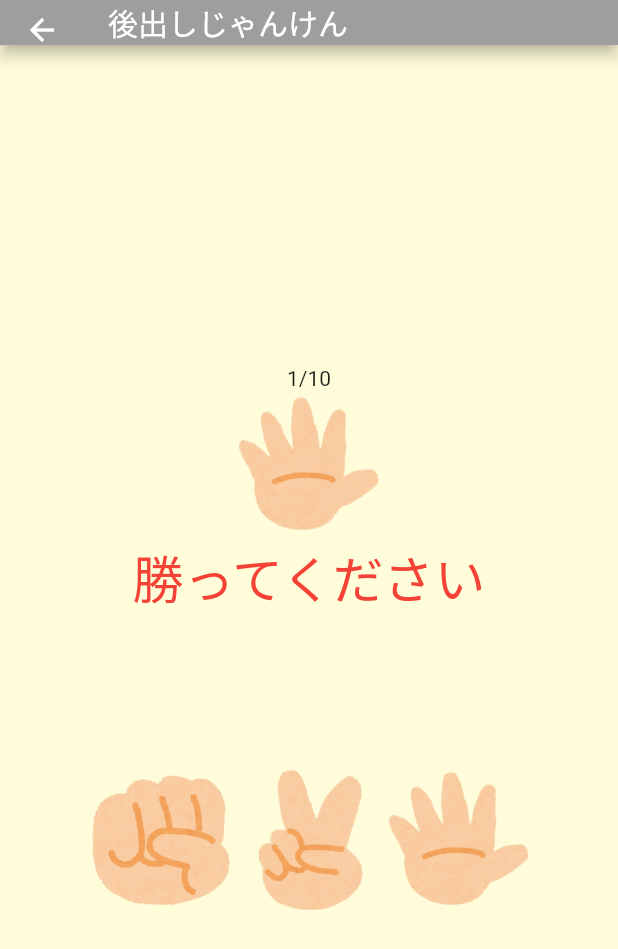
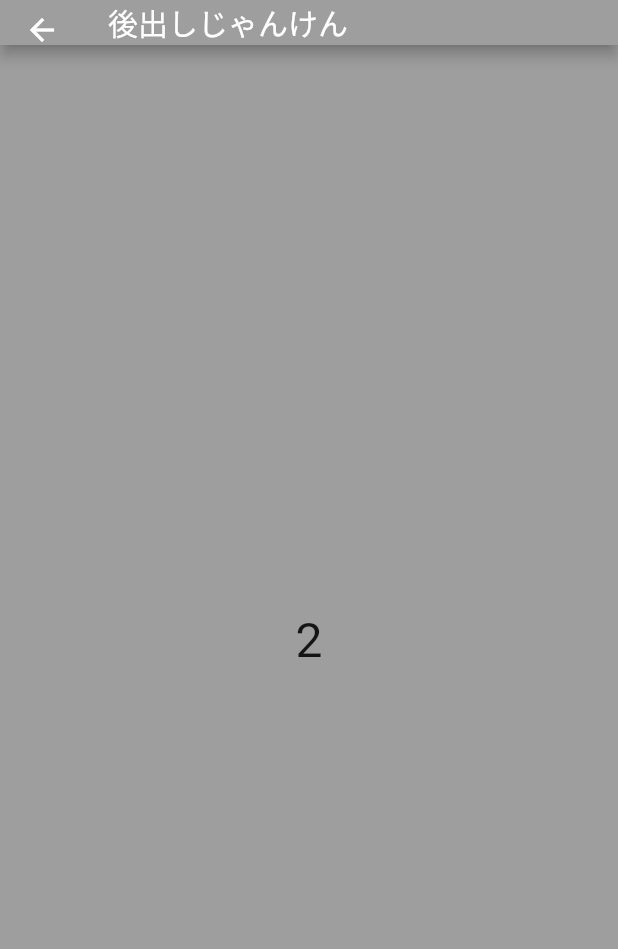
Before and after one commit to testaro2022/-, a Flutter app: the GamePage screen opened by its route, on a phone screen of 412 x 824 dp. Shown: the top 949 px of the screen. Run offline on Flutter 3.47's test engine with Material 2 defaults, Android fonts, the phone set to English and light mode, and no system bars; our stand-ins replace material_design_icons_flutter, share_plus, shared_preferences; accounts and stored records are empty.

Commit message:
Add Countdown

```diff
--- a/lib/ges.dart
+++ b/lib/ges.dart
@@ -1,5 +1,3 @@
-import 'dart:developer';
-import 'package:intl/intl.dart';
 import 'package:flutter/material.dart';
 import 'dart:math';
 import 'dart:async';
@@ -14,8 +12,8 @@ String chokipath = 'images/janken_choki.png';
 String papath = 'images/janken_pa.png';
 List<String> recordlist = [];
 
-// TODO リトライで自分に遷移 (リトライ後戻るが消えるのが不満だが直せない5/16)
-// TODO UI改善　ボタン位置サイズ　appbar 文字色　背景 scoretable twitterbutton
+// TODO リトライで自分に遷移 (リトライ後homeに戻るが消えるのが不満だが直せない5/16)
+// TODO UI改善　ボタン位置サイズ　appbar 文字色　背景 scoretable twitterbutton gamepage遷移時にoverlayで321カウントダウン
 
 class GamePage extends StatefulWidget {
   const GamePage({Key? key, required this.title}) : super(key: key);
@@ -26,7 +24,8 @@ class GamePage extends StatefulWidget {
   State<GamePage> createState() => _GamePageState();
 }
 
-class _GamePageState extends State<GamePage> {
+class _GamePageState extends State<GamePage>
+    with SingleTickerProviderStateMixin {
   int counter = 1;
   int orderseed = Random().nextInt(100);
   int gesseed = Random().nextInt(100);
@@ -41,6 +40,7 @@ class _GamePageState extends State<GamePage> {
   bool startflag = false;
   String? scoretime;
   Stopwatch stopwatch = Stopwatch();
+  int _timecounter = 0;
 
   void _getStringList() async {
     SharedPreferences prefs = await SharedPreferences.getInstance();
@@ -94,7 +94,6 @@ class _GamePageState extends State<GamePage> {
     if (stopwatch.isRunning == true && finishflag == true) {
       setState(() {
         stopwatch.stop();
-        //  TODO 記録を残す
         scoretime = "${stopwatch.elapsed}".substring(3);
         recordlist.add("$scoretime");
         stopwatch.reset();
@@ -104,8 +103,6 @@ class _GamePageState extends State<GamePage> {
   }
 
   void nextq(String ges) {
-    // handlestopwatch(startflag, counter == 10);
-
     if (judge(ges)) counter++;
     if (counter != 10) {
       if (judge(ges)) {
@@ -156,10 +153,25 @@ class _GamePageState extends State<GamePage> {
     }
   }
 
+  // AnimationController? controller;
+  // Animation<double>? opacityAnimation;
+  // Animation<double>? scaleAnimation;
+
   @override
   void initState() {
     super.initState();
     _getStringList();
+    Timer.periodic(
+      // 第一引数：繰り返す間隔の時間を設定
+      const Duration(seconds: 1),
+      // 第二引数：その間隔ごとに動作させたい処理を書く
+      (Timer timer) {
+        _timecounter++;
+        if (_timecounter < 4) {
+          setState(() {});
+        }
+      },
+    );
   }
 
   @override
@@ -229,9 +241,6 @@ class _GamePageState extends State<GamePage> {
                               child: Image.asset("images/janken_pa.png"))),
                     ],
                   ),
-                  // Text("$noworder"),
-                  // Text("$nowges"),
-                  // Text("$gesseed"),
                 ],
               ),
               Visibility(
@@ -267,7 +276,23 @@ class _GamePageState extends State<GamePage> {
                                     child: Text("レコード")),
                               ]),
                         ])),
-              )
+              ),
+              Visibility(
+                visible: !(_timecounter >= 3),
+                child: Container(
+                  constraints: BoxConstraints.expand(),
+                  color: Colors.grey.withOpacity(1),
+                  child: Column(
+                    mainAxisAlignment: MainAxisAlignment.center,
+                    children: <Widget>[
+                      Text(
+                        "${3 - _timecounter}",
+                        style: TextStyle(fontSize: 32),
+                      ),
+                    ],
+                  ),
+                ),
+              ),
             ],
           ),
         ));
--- a/lib/main.dart
+++ b/lib/main.dart
@@ -1,11 +1,7 @@
-import 'dart:html';
-
 import 'howtoplay.dart';
 import 'package:flutter/material.dart';
-import 'dart:math';
 import 'ges.dart';
 import 'score.dart';
-import 'package:shared_preferences/shared_preferences.dart';
 
 void main() {
   runApp(const MyApp());
```
